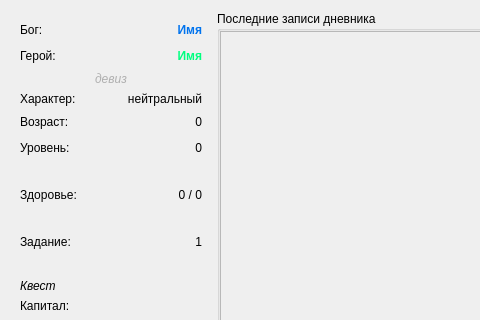
This is ui/herowin.ui in proDOOMman/GodvilleQT as Qt 5 draws it before an edit; both pictures show x 0 to 480 and y 0 to 320 of the 698 by 611 pixel window. The edited form follows.
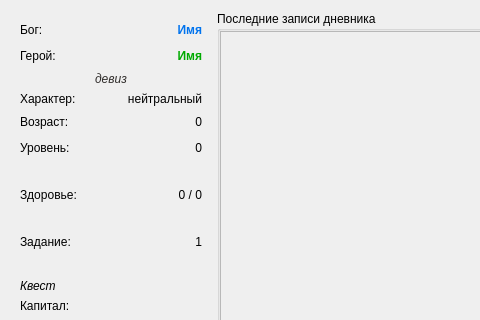
This is the edited form. Icons and pictures are not drawn. Custom widgets are drawn as their Qt base class.

Commit message: Проблема с гласом божьим решена (вроде?). Русские боги отображаются нормально. Переделан виджет вспдывающих сообщений. В windows версии добавлена иконка. Исправлена реакция по нажатию на иконку в трее.

```diff
--- a/ui/herowin.ui
+++ b/ui/herowin.ui
@@ -536,8 +536,8 @@
                   <brush brushstyle="SolidPattern">
                    <color alpha="255">
                     <red>0</red>
-                    <green>255</green>
-                    <blue>127</blue>
+                    <green>170</green>
+                    <blue>0</blue>
                    </color>
                   </brush>
                  </colorrole>
@@ -547,8 +547,8 @@
                   <brush brushstyle="SolidPattern">
                    <color alpha="255">
                     <red>0</red>
-                    <green>255</green>
-                    <blue>127</blue>
+                    <green>170</green>
+                    <blue>0</blue>
                    </color>
                   </brush>
                  </colorrole>
@@ -594,135 +594,9 @@
                <colorrole role="WindowText">
                 <brush brushstyle="SolidPattern">
                  <color alpha="255">
-                  <red>175</red>
-                  <green>175</green>
-                  <blue>175</blue>
-                 </color>
-                </brush>
-               </colorrole>
-               <colorrole role="Button">
-                <brush brushstyle="SolidPattern">
-                 <color alpha="255">
-                  <red>0</red>
-                  <green>0</green>
-                  <blue>0</blue>
-                 </color>
-                </brush>
-               </colorrole>
-               <colorrole role="Light">
-                <brush brushstyle="SolidPattern">
-                 <color alpha="255">
-                  <red>0</red>
-                  <green>0</green>
-                  <blue>0</blue>
-                 </color>
-                </brush>
-               </colorrole>
-               <colorrole role="Midlight">
-                <brush brushstyle="SolidPattern">
-                 <color alpha="255">
-                  <red>0</red>
-                  <green>0</green>
-                  <blue>0</blue>
-                 </color>
-                </brush>
-               </colorrole>
-               <colorrole role="Dark">
-                <brush brushstyle="SolidPattern">
-                 <color alpha="255">
-                  <red>0</red>
-                  <green>0</green>
-                  <blue>0</blue>
-                 </color>
-                </brush>
-               </colorrole>
-               <colorrole role="Mid">
-                <brush brushstyle="SolidPattern">
-                 <color alpha="255">
-                  <red>0</red>
-                  <green>0</green>
-                  <blue>0</blue>
-                 </color>
-                </brush>
-               </colorrole>
-               <colorrole role="Text">
-                <brush brushstyle="SolidPattern">
-                 <color alpha="255">
-                  <red>195</red>
-                  <green>195</green>
-                  <blue>195</blue>
-                 </color>
-                </brush>
-               </colorrole>
-               <colorrole role="BrightText">
-                <brush brushstyle="SolidPattern">
-                 <color alpha="255">
-                  <red>255</red>
-                  <green>255</green>
-                  <blue>255</blue>
-                 </color>
-                </brush>
-               </colorrole>
-               <colorrole role="ButtonText">
-                <brush brushstyle="SolidPattern">
-                 <color alpha="255">
-                  <red>255</red>
-                  <green>255</green>
-                  <blue>255</blue>
-                 </color>
-                </brush>
-               </colorrole>
-               <colorrole role="Base">
-                <brush brushstyle="SolidPattern">
-                 <color alpha="255">
-                  <red>0</red>
-                  <green>0</green>
-                  <blue>0</blue>
-                 </color>
-                </brush>
-               </colorrole>
-               <colorrole role="Window">
-                <brush brushstyle="SolidPattern">
-                 <color alpha="255">
-                  <red>0</red>
-                  <green>0</green>
-                  <blue>0</blue>
-                 </color>
-                </brush>
-               </colorrole>
-               <colorrole role="Shadow">
-                <brush brushstyle="SolidPattern">
-                 <color alpha="255">
-                  <red>0</red>
-                  <green>0</green>
-                  <blue>0</blue>
-                 </color>
-                </brush>
-               </colorrole>
-               <colorrole role="AlternateBase">
-                <brush brushstyle="SolidPattern">
-                 <color alpha="255">
-                  <red>0</red>
-                  <green>0</green>
-                  <blue>0</blue>
-                 </color>
-                </brush>
-               </colorrole>
-               <colorrole role="ToolTipBase">
-                <brush brushstyle="SolidPattern">
-                 <color alpha="255">
-                  <red>255</red>
-                  <green>255</green>
-                  <blue>220</blue>
-                 </color>
-                </brush>
-               </colorrole>
-               <colorrole role="ToolTipText">
-                <brush brushstyle="SolidPattern">
-                 <color alpha="255">
-                  <red>0</red>
-                  <green>0</green>
-                  <blue>0</blue>
+                  <red>48</red>
+                  <green>45</green>
+                  <blue>43</blue>
                  </color>
                 </brush>
                </colorrole>
@@ -731,135 +605,9 @@
                <colorrole role="WindowText">
                 <brush brushstyle="SolidPattern">
                  <color alpha="255">
-                  <red>175</red>
-                  <green>175</green>
-                  <blue>175</blue>
-                 </color>
-                </brush>
-               </colorrole>
-               <colorrole role="Button">
-                <brush brushstyle="SolidPattern">
-                 <color alpha="255">
-                  <red>0</red>
-                  <green>0</green>
-                  <blue>0</blue>
-                 </color>
-                </brush>
-               </colorrole>
-               <colorrole role="Light">
-                <brush brushstyle="SolidPattern">
-                 <color alpha="255">
-                  <red>0</red>
-                  <green>0</green>
-                  <blue>0</blue>
-                 </color>
-                </brush>
-               </colorrole>
-               <colorrole role="Midlight">
-                <brush brushstyle="SolidPattern">
-                 <color alpha="255">
-                  <red>0</red>
-                  <green>0</green>
-                  <blue>0</blue>
-                 </color>
-                </brush>
-               </colorrole>
-               <colorrole role="Dark">
-                <brush brushstyle="SolidPattern">
-                 <color alpha="255">
-                  <red>0</red>
-                  <green>0</green>
-                  <blue>0</blue>
-                 </color>
-                </brush>
-               </colorrole>
-               <colorrole role="Mid">
-                <brush brushstyle="SolidPattern">
-                 <color alpha="255">
-                  <red>0</red>
-                  <green>0</green>
-                  <blue>0</blue>
-                 </color>
-                </brush>
-               </colorrole>
-               <colorrole role="Text">
-                <brush brushstyle="SolidPattern">
-                 <color alpha="255">
-                  <red>195</red>
-                  <green>195</green>
-                  <blue>195</blue>
-                 </color>
-                </brush>
-               </colorrole>
-               <colorrole role="BrightText">
-                <brush brushstyle="SolidPattern">
-                 <color alpha="255">
-                  <red>255</red>
-                  <green>255</green>
-                  <blue>255</blue>
-                 </color>
-                </brush>
-               </colorrole>
-               <colorrole role="ButtonText">
-                <brush brushstyle="SolidPattern">
-                 <color alpha="255">
-                  <red>255</red>
-                  <green>255</green>
-                  <blue>255</blue>
-                 </color>
-                </brush>
-               </colorrole>
-               <colorrole role="Base">
-                <brush brushstyle="SolidPattern">
-                 <color alpha="255">
-                  <red>0</red>
-                  <green>0</green>
-                  <blue>0</blue>
-                 </color>
-                </brush>
-               </colorrole>
-               <colorrole role="Window">
-                <brush brushstyle="SolidPattern">
-                 <color alpha="255">
-                  <red>0</red>
-                  <green>0</green>
-                  <blue>0</blue>
-                 </color>
-                </brush>
-               </colorrole>
-               <colorrole role="Shadow">
-                <brush brushstyle="SolidPattern">
-                 <color alpha="255">
-                  <red>0</red>
-                  <green>0</green>
-                  <blue>0</blue>
-                 </color>
-                </brush>
-               </colorrole>
-               <colorrole role="AlternateBase">
-                <brush brushstyle="SolidPattern">
-                 <color alpha="255">
-                  <red>0</red>
-                  <green>0</green>
-                  <blue>0</blue>
-                 </color>
-                </brush>
-               </colorrole>
-               <colorrole role="ToolTipBase">
-                <brush brushstyle="SolidPattern">
-                 <color alpha="255">
-                  <red>255</red>
-                  <green>255</green>
-                  <blue>220</blue>
-                 </color>
-                </brush>
-               </colorrole>
-               <colorrole role="ToolTipText">
-                <brush brushstyle="SolidPattern">
-                 <color alpha="255">
-                  <red>0</red>
-                  <green>0</green>
-                  <blue>0</blue>
+                  <red>48</red>
+                  <green>45</green>
+                  <blue>43</blue>
                  </color>
                 </brush>
                </colorrole>
@@ -868,135 +616,9 @@
                <colorrole role="WindowText">
                 <brush brushstyle="SolidPattern">
                  <color alpha="255">
-                  <red>0</red>
-                  <green>0</green>
-                  <blue>0</blue>
-                 </color>
-                </brush>
-               </colorrole>
-               <colorrole role="Button">
-                <brush brushstyle="SolidPattern">
-                 <color alpha="255">
-                  <red>0</red>
-                  <green>0</green>
-                  <blue>0</blue>
-                 </color>
-                </brush>
-               </colorrole>
-               <colorrole role="Light">
-                <brush brushstyle="SolidPattern">
-                 <color alpha="255">
-                  <red>0</red>
-                  <green>0</green>
-                  <blue>0</blue>
-                 </color>
-                </brush>
-               </colorrole>
-               <colorrole role="Midlight">
-                <brush brushstyle="SolidPattern">
-                 <color alpha="255">
-                  <red>0</red>
-                  <green>0</green>
-                  <blue>0</blue>
-                 </color>
-                </brush>
-               </colorrole>
-               <colorrole role="Dark">
-                <brush brushstyle="SolidPattern">
-                 <color alpha="255">
-                  <red>0</red>
-                  <green>0</green>
-                  <blue>0</blue>
-                 </color>
-                </brush>
-               </colorrole>
-               <colorrole role="Mid">
-                <brush brushstyle="SolidPattern">
-                 <color alpha="255">
-                  <red>0</red>
-                  <green>0</green>
-                  <blue>0</blue>
-                 </color>
-                </brush>
-               </colorrole>
-               <colorrole role="Text">
-                <brush brushstyle="SolidPattern">
-                 <color alpha="255">
-                  <red>0</red>
-                  <green>0</green>
-                  <blue>0</blue>
-                 </color>
-                </brush>
-               </colorrole>
-               <colorrole role="BrightText">
-                <brush brushstyle="SolidPattern">
-                 <color alpha="255">
-                  <red>255</red>
-                  <green>255</green>
-                  <blue>255</blue>
-                 </color>
-                </brush>
-               </colorrole>
-               <colorrole role="ButtonText">
-                <brush brushstyle="SolidPattern">
-                 <color alpha="255">
-                  <red>0</red>
-                  <green>0</green>
-                  <blue>0</blue>
-                 </color>
-                </brush>
-               </colorrole>
-               <colorrole role="Base">
-                <brush brushstyle="SolidPattern">
-                 <color alpha="255">
-                  <red>0</red>
-                  <green>0</green>
-                  <blue>0</blue>
-                 </color>
-                </brush>
-               </colorrole>
-               <colorrole role="Window">
-                <brush brushstyle="SolidPattern">
-                 <color alpha="255">
-                  <red>0</red>
-                  <green>0</green>
-                  <blue>0</blue>
-                 </color>
-                </brush>
-               </colorrole>
-               <colorrole role="Shadow">
-                <brush brushstyle="SolidPattern">
-                 <color alpha="255">
-                  <red>0</red>
-                  <green>0</green>
-                  <blue>0</blue>
-                 </color>
-                </brush>
-               </colorrole>
-               <colorrole role="AlternateBase">
-                <brush brushstyle="SolidPattern">
-                 <color alpha="255">
-                  <red>0</red>
-                  <green>0</green>
-                  <blue>0</blue>
-                 </color>
-                </brush>
-               </colorrole>
-               <colorrole role="ToolTipBase">
-                <brush brushstyle="SolidPattern">
-                 <color alpha="255">
-                  <red>255</red>
-                  <green>255</green>
-                  <blue>220</blue>
-                 </color>
-                </brush>
-               </colorrole>
-               <colorrole role="ToolTipText">
-                <brush brushstyle="SolidPattern">
-                 <color alpha="255">
-                  <red>0</red>
-                  <green>0</green>
-                  <blue>0</blue>
+                  <red>126</red>
+                  <green>125</green>
+                  <blue>124</blue>
                  </color>
                 </brush>
                </colorrole>
```
The commit also changes 30 other files.
